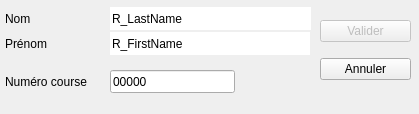
First picture: the form in Set_RacerTp.ui, repository alcatrazproduction/Chrono, before the edit.
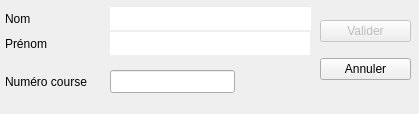
Second picture: the form after the edit.

Diff of the .ui file:
```diff
--- a/Set_RacerTp.ui
+++ b/Set_RacerTp.ui
@@ -67,7 +67,7 @@
     <string notr="true"/>
    </property>
    <property name="text">
-    <string notr="true">R_FirstName</string>
+    <string notr="true"/>
    </property>
    <property name="frame">
     <bool>false</bool>
@@ -152,7 +152,7 @@
     <string notr="true"/>
    </property>
    <property name="text">
-    <string notr="true">R_LastName</string>
+    <string notr="true"/>
    </property>
    <property name="frame">
     <bool>false</bool>
@@ -189,7 +189,7 @@
     <set>Qt::ImhDialableCharactersOnly|Qt::ImhDigitsOnly</set>
    </property>
    <property name="text">
-    <string notr="true">00000</string>
+    <string notr="true"/>
    </property>
    <property name="maxLength">
     <number>5</number>
```
